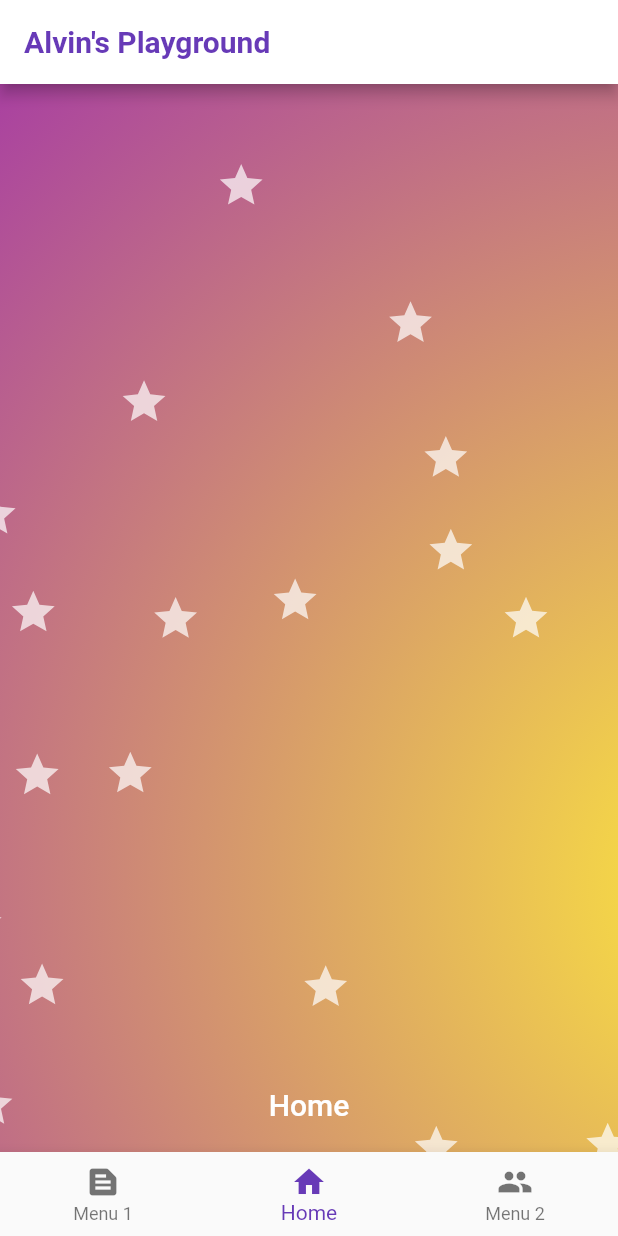
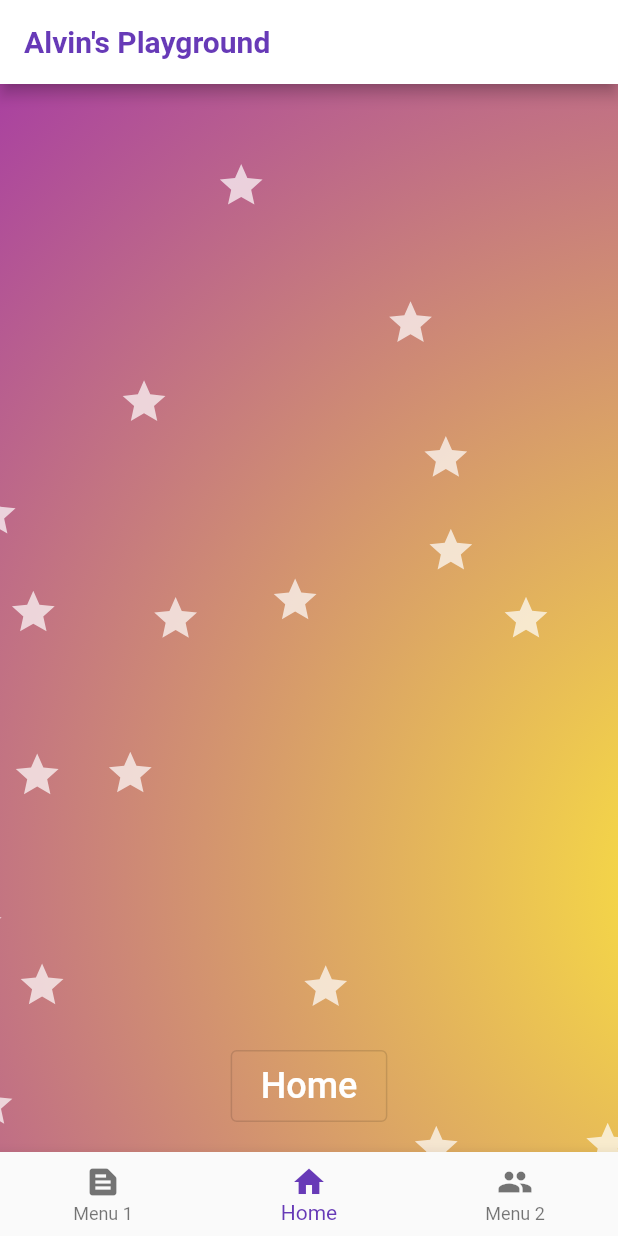
Before and after one commit to seogi1004/flutter_simple_painter, a Flutter app: the screen it shows after launch, on a phone screen of 412 x 824 dp. Run offline on Flutter 3.47's test engine with Material 2 defaults, Android fonts, the light colour scheme and no system bars.

Commit message:
page에 버튼 추가

```diff
--- a/lib/page.dart
+++ b/lib/page.dart
@@ -18,11 +18,37 @@ class PageWidget extends StatelessWidget {
         Row(
           mainAxisAlignment: MainAxisAlignment.center,
           children: [
-            Text(content,
+            OutlinedButton(
+              onPressed: () => showDialog<String>(
+                context: context,
+                builder: (BuildContext context) => AlertDialog(
+                  title: const Text('AlertDialog Title'),
+                  content: const Text('AlertDialog description'),
+                  actions: <Widget>[
+                    TextButton(
+                      onPressed: () => Navigator.pop(context, 'Cancel'),
+                      child: const Text('Cancel'),
+                    ),
+                    TextButton(
+                      onPressed: () => Navigator.pop(context, 'OK'),
+                      child: const Text('OK'),
+                    ),
+                  ],
+                ),
+              ),
+              style: OutlinedButton.styleFrom(
+                padding:
+                    const EdgeInsets.symmetric(vertical: 10, horizontal: 20),
+              ),
+              child: Text(
+                content,
                 style: const TextStyle(
-                    color: Colors.white,
-                    fontWeight: FontWeight.w500,
-                    fontSize: 20)),
+                  color: Colors.white,
+                  fontWeight: FontWeight.w500,
+                  fontSize: 24,
+                ),
+              ),
+            ),
           ],
         ),
         const SizedBox(height: 20)
```
Also changed, not shown: 3 other files.
